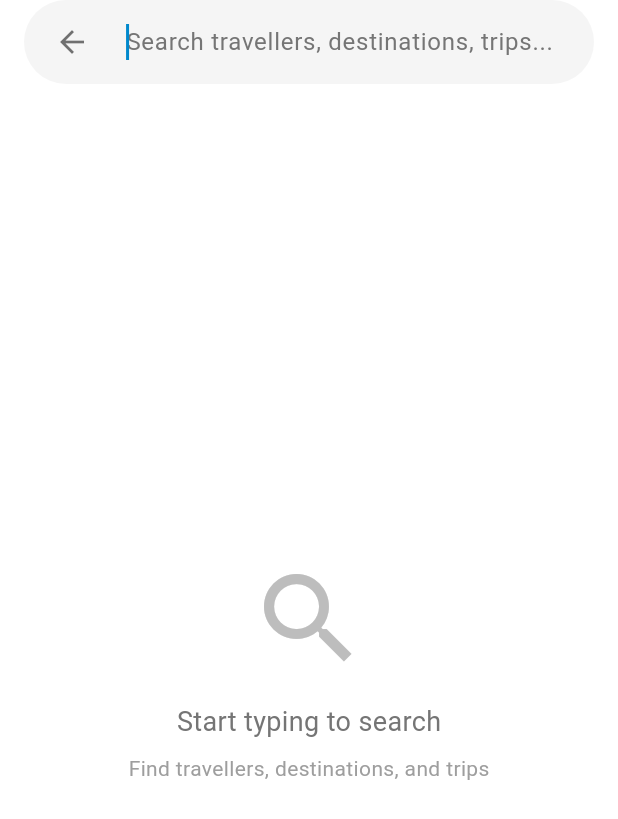
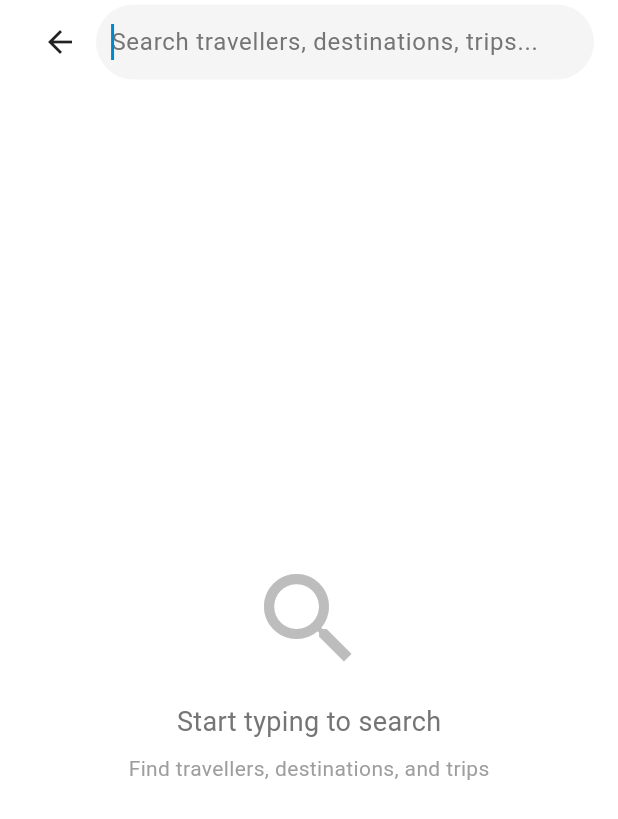
Before and after one commit to Journey-Q/JourneyQ_mobile, a Flutter app: the SearchPage screen opened by its route, on a phone screen of 412 x 824 dp. Shown: the top 819 px of the screen. Run offline on Flutter 3.47's test engine with Material 3 defaults, Android fonts, the phone set to English and light mode, and no system bars; our stand-ins replace dio, equatable, firebase_auth, firebase_core, firebase_messaging, flutter_local_notifications and 6 more; accounts and stored records are empty; network calls fail.

Commit message:
search_page ui updated

```diff
--- a/lib/features/home/pages/home_page.dart
+++ b/lib/features/home/pages/home_page.dart
@@ -50,7 +50,7 @@ class _HomePageState extends State<HomePage> {
             slivers: [
               // Header Section
               SliverPadding(
-                padding: const EdgeInsets.all(16),
+                padding: const EdgeInsets.all(12),
                 sliver: SliverList(
                   delegate: SliverChildListDelegate([
                     // Search Bar
--- a/lib/features/home/pages/travel_post_widget.dart
+++ b/lib/features/home/pages/travel_post_widget.dart
@@ -140,13 +140,13 @@ class _TravelPostWidgetState extends State<TravelPostWidget> {
             child: Container(
               padding: const EdgeInsets.symmetric(horizontal: 12, vertical: 6),
               decoration: BoxDecoration(
-                color: _isFollowed ? Colors.grey[200] : Colors.blue,
+                color:  Colors.grey[200],
                 borderRadius: BorderRadius.circular(20),
               ),
               child: Text(
                 _isFollowed ? 'Following' : 'Follow',
                 style: TextStyle(
-                  color: _isFollowed ? Colors.black87 : Colors.white,
+                  color: Colors.black87,
                   fontWeight: FontWeight.w500,
                   fontSize: 12,
                 ),
@@ -175,7 +175,7 @@ class _TravelPostWidgetState extends State<TravelPostWidget> {
         style: const TextStyle(
           color: Colors.black87,
           fontWeight: FontWeight.w600,
-          height: 0.8,
+          height: 0.75,
           fontSize: 18,
         ),
       ),
--- a/lib/features/search/pages/search_page.dart
+++ b/lib/features/search/pages/search_page.dart
@@ -61,8 +61,18 @@ class _SearchPageWidgetState extends State<SearchPageWidget> {
 
   @override
   Widget build(BuildContext context) {
-    return Container(
-      height: 56,
+    return Row(
+      children: [
+        // Back Button OUTSIDE the search box
+        IconButton(
+          icon: const Icon(Icons.arrow_back, color: Colors.black87),
+          onPressed: widget.onBack,
+        ),
+
+        // Search box
+        Expanded(
+          child: Container(
+            height: 50,
             padding: const EdgeInsets.symmetric(horizontal: 8),
             decoration: BoxDecoration(
               color: Colors.grey[100],
@@ -70,10 +80,7 @@ class _SearchPageWidgetState extends State<SearchPageWidget> {
             ),
             child: Row(
               children: [
-          IconButton(
-            icon: const Icon(Icons.arrow_back, color: Colors.black54),
-            onPressed: widget.onBack,
-          ),
+                // Removed back button from here
                 Expanded(
                   child: TextField(
                     controller: widget.controller,
@@ -87,25 +94,27 @@ class _SearchPageWidgetState extends State<SearchPageWidget> {
                       ),
                       border: InputBorder.none,
                       contentPadding: const EdgeInsets.symmetric(
-                  horizontal: 12,
-                  vertical: 16,
+                        horizontal: 2,
+                        vertical: 12,
                       ),
                     ),
                   ),
                 ),
-          // Clear button when there's text
+
+                // Clear button
                 if (_showClearButton)
                   IconButton(
                     icon: Icon(Icons.clear, color: Colors.grey[600], size: 20),
                     onPressed: () {
-                if (widget.controller != null) {
-                  widget.controller!.clear();
+                      widget.controller?.clear();
                       widget.onChanged?.call('');
-                }
                     },
                   ),
               ],
             ),
+          ),
+        ),
+      ],
     );
   }
 }
@@ -150,9 +159,9 @@ class _SearchPageState extends State<SearchPage> {
   void _onItemTap(Map<String, dynamic> item) {
     Navigator.pop(context);
     final title = item['title']?.toString() ?? 'Unknown';
-    ScaffoldMessenger.of(context).showSnackBar(
-      SnackBar(content: Text('Selected: $title')),
-    );
+    ScaffoldMessenger.of(
+      context,
+    ).showSnackBar(SnackBar(content: Text('Selected: $title')));
   }
 
   @override
@@ -173,9 +182,7 @@ class _SearchPageState extends State<SearchPage> {
       body: Column(
         children: [
           const SizedBox(height: 15),
-          Expanded(
-            child: _buildSearchResults(),
-          ),
+          Expanded(child: _buildSearchResults()),
         ],
       ),
     );
@@ -188,26 +195,16 @@ class _SearchPageState extends State<SearchPage> {
         child: Column(
           mainAxisAlignment: MainAxisAlignment.center,
           children: [
-            Icon(
-              Icons.search,
-              size: 80,
-              color: Colors.grey[400],
-            ),
+            Icon(Icons.search, size: 80, color: Colors.grey[400]),
             const SizedBox(height: 16),
             Text(
               'Start typing to search',
-              style: TextStyle(
-                fontSize: 18,
-                color: Colors.grey[600],
-              ),
+              style: TextStyle(fontSize: 18, color: Colors.grey[600]),
             ),
             const SizedBox(height: 8),
             Text(
               'Find travellers, destinations, and trips',
-              style: TextStyle(
-                fontSize: 14,
-                color: Colors.grey[500],
-              ),
+              style: TextStyle(fontSize: 14, color: Colors.grey[500]),
             ),
           ],
         ),
@@ -220,26 +217,16 @@ class _SearchPageState extends State<SearchPage> {
         child: Column(
           mainAxisAlignment: MainAxisAlignment.center,
           children: [
-            Icon(
-              Icons.search_off,
-              size: 80,
-              color: Colors.grey[400],
-            ),
+            Icon(Icons.search_off, size: 80, color: Colors.grey[400]),
             const SizedBox(height: 16),
             Text(
               'No results found',
-              style: TextStyle(
-                fontSize: 18,
-                color: Colors.grey[600],
-              ),
+              style: TextStyle(fontSize: 18, color: Colors.grey[600]),
             ),
             const SizedBox(height: 8),
             Text(
               'Try searching for something else',
-              style: TextStyle(
-                fontSize: 14,
-                color: Colors.grey[500],
-              ),
+              style: TextStyle(fontSize: 14, color: Colors.grey[500]),
             ),
           ],
         ),
@@ -257,7 +244,10 @@ class _SearchPageState extends State<SearchPage> {
         final imageUrl = item['image']?.toString() ?? '';
 
         return ListTile(
-          contentPadding: const EdgeInsets.symmetric(horizontal: 16, vertical: 8),
+          contentPadding: const EdgeInsets.symmetric(
+            horizontal: 16,
+            vertical: 8,
+          ),
           leading: Container(
             width: 50,
             height: 50,
@@ -307,7 +297,10 @@ class _SearchPageState extends State<SearchPage> {
           subtitle: subtitle.isNotEmpty ? Text(subtitle) : null,
           trailing: type.isNotEmpty
               ? Container(
-                  padding: const EdgeInsets.symmetric(horizontal: 8, vertical: 4),
+                  padding: const EdgeInsets.symmetric(
+                    horizontal: 8,
+                    vertical: 4,
+                  ),
                   decoration: BoxDecoration(
                     color: Colors.grey[200],
                     borderRadius: BorderRadius.circular(12),
--- a/lib/shared/components/app_bar.dart
+++ b/lib/shared/components/app_bar.dart
@@ -155,5 +155,5 @@ class JourneyQAppBar extends StatelessWidget implements PreferredSizeWidget {
   }
 
   @override
-  Size get preferredSize => const Size.fromHeight(60);
+  Size get preferredSize => const Size.fromHeight(55);
 }
```
Also changed, not shown: lib/features/home/pages/search_wiget.dart (+4 -4 lines). Lines whose indentation alone changed are shown as unchanged.
